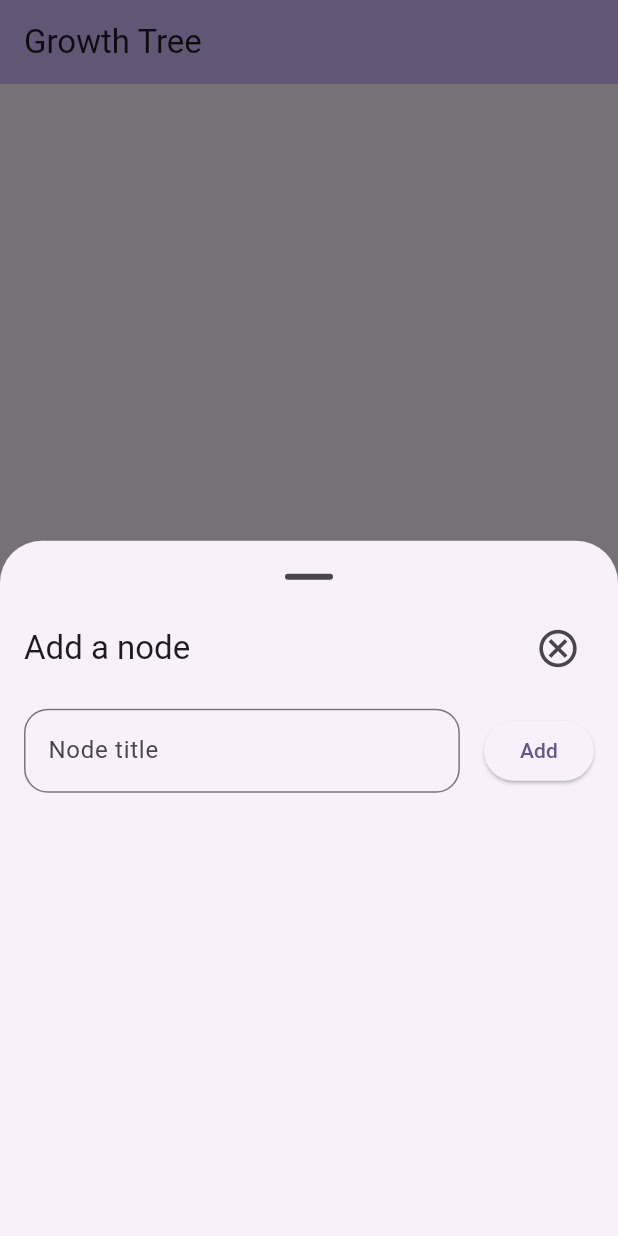
After one commit to dubeyanant/growth-tree, a Flutter app: the screen it shows after launch, after a tap on the "add" icon, on a phone screen of 412 x 824 dp. The commit adds this screen. Run offline on Flutter 3.47's test engine with Material 3 defaults, Android fonts, the phone set to English and light mode, and no system bars; our stand-ins replace flutter_dotenv, get, supabase_flutter; accounts and stored records are empty.

Commit message:
feat: add basic nodes

```diff
--- /dev/null
+++ b/lib/controller/node_controller.dart
@@ -0,0 +1,19 @@
+import 'package:get/get.dart';
+import 'package:supabase_flutter/supabase_flutter.dart';
+
+class NodeController extends GetxController {
+  final supabase = Supabase.instance.client;
+  RxList data = [].obs;
+
+  fetchData() async {
+    data.value = await supabase.from('tree').select();
+  }
+
+  insertData({required nodeTitle, required parentNode}) async {
+    await supabase
+        .from('tree')
+        .insert({'nodeTitle': nodeTitle, 'parentNode': parentNode});
+
+    fetchData();
+  }
+}
--- a/lib/main.dart
+++ b/lib/main.dart
@@ -1,7 +1,11 @@
 import 'package:flutter/material.dart';
 
+import 'package:get/get.dart';
 import 'package:supabase_flutter/supabase_flutter.dart';
 import 'package:flutter_dotenv/flutter_dotenv.dart';
+
+import 'package:growth_tree/controller/node_controller.dart';
+import 'package:growth_tree/screens/home.dart';
 
 Future<void> main() async {
   await dotenv.load(fileName: ".env");
@@ -10,6 +14,9 @@ Future<void> main() async {
     url: '${dotenv.env['SUPABASE_DB_URL']}',
     anonKey: '${dotenv.env['SUPABASE_PUBLIC_ANON_KEY']}',
   );
+
+  NodeController nc = Get.put(NodeController());
+  nc.fetchData();
 
   runApp(const MyApp());
 }
@@ -25,26 +32,7 @@ class MyApp extends StatelessWidget {
         colorScheme: ColorScheme.fromSeed(seedColor: Colors.deepPurple),
         useMaterial3: true,
       ),
-      home: const HomePage(title: 'Growth Tree'),
+      home: const HomeScreen(title: 'Growth Tree'),
     );
   }
 }
-
-class HomePage extends StatelessWidget {
-  const HomePage({super.key, required this.title});
-
-  final String title;
-
-  @override
-  Widget build(BuildContext context) {
-    return Scaffold(
-      appBar: AppBar(
-        backgroundColor: Theme.of(context).colorScheme.inversePrimary,
-        title: Text(title),
-      ),
-      body: const Center(
-        child: Text('data'),
-      ),
-    );
-  }
-}
--- /dev/null
+++ b/lib/screens/home.dart
@@ -0,0 +1,49 @@
+import 'package:flutter/material.dart';
+
+import 'package:get/get.dart';
+
+import 'package:growth_tree/controller/node_controller.dart';
+import 'package:growth_tree/widgets/bottom_node_sheet.dart';
+import 'package:growth_tree/widgets/growth_nodes.dart';
+
+class HomeScreen extends StatelessWidget {
+  const HomeScreen({super.key, required this.title});
+
+  final String title;
+
+  @override
+  Widget build(BuildContext context) {
+    NodeController nc = Get.put(NodeController());
+
+    return Scaffold(
+      appBar: AppBar(
+        backgroundColor: Theme.of(context).colorScheme.inversePrimary,
+        title: Text(title),
+      ),
+      body: Obx(
+        () => Center(
+          child: nc.data.isEmpty
+              ? const Column(
+                  mainAxisAlignment: MainAxisAlignment.center,
+                  children: [
+                    BottomNodeSheet(parentId: 0),
+                    SizedBox(height: 16),
+                    Text('Add a growth node')
+                  ],
+                )
+              : Column(
+                  children: [
+                    const SizedBox(height: 16),
+                    Column(
+                        children: nc.data
+                            .map((element) =>
+                                GrowthNodes(nodeTitle: element['nodeTitle']))
+                            .toList()),
+                    const BottomNodeSheet(parentId: 1)
+                  ],
+                ),
+        ),
+      ),
+    );
+  }
+}
--- /dev/null
+++ b/lib/widgets/bottom_node_sheet.dart
@@ -0,0 +1,108 @@
+import 'package:flutter/material.dart';
+
+import 'package:get/get.dart';
+
+import 'package:growth_tree/controller/node_controller.dart';
+
+class BottomNodeSheet extends StatefulWidget {
+  const BottomNodeSheet({super.key, required this.parentId});
+
+  final int parentId;
+
+  @override
+  State<BottomNodeSheet> createState() => _BottomNodeSheetState();
+}
+
+class _BottomNodeSheetState extends State<BottomNodeSheet> {
+  NodeController nc = Get.put(NodeController());
+  final _formKey = GlobalKey<FormState>();
+  final textController = TextEditingController();
+
+  @override
+  void dispose() {
+    textController.dispose();
+    super.dispose();
+  }
+
+  @override
+  Widget build(BuildContext context) {
+    return IconButton.filledTonal(
+      iconSize: 32,
+      onPressed: () {
+        showModalBottomSheet<void>(
+          context: context,
+          showDragHandle: true,
+          builder: (BuildContext context) {
+            return Padding(
+              padding: const EdgeInsets.symmetric(horizontal: 16),
+              child: Column(
+                children: [
+                  Row(
+                    mainAxisAlignment: MainAxisAlignment.spaceBetween,
+                    children: [
+                      Text(
+                        'Add a node',
+                        style: Theme.of(context).textTheme.titleLarge,
+                      ),
+                      IconButton(
+                        iconSize: 30,
+                        onPressed: () => Navigator.pop(context),
+                        icon: const Icon(Icons.cancel_outlined),
+                      ),
+                    ],
+                  ),
+                  const SizedBox(height: 16),
+                  Form(
+                    key: _formKey,
+                    child: Row(
+                      children: [
+                        Expanded(
+                          child: TextFormField(
+                            controller: textController,
+                            decoration: const InputDecoration(
+                              border: OutlineInputBorder(
+                                borderRadius: BorderRadius.all(
+                                  Radius.circular(16),
+                                ),
+                              ),
+                              labelText: 'Node title',
+                              hintText: 'Enter a node title',
+                            ),
+                            validator: (value) {
+                              if (value == null || value.isEmpty) {
+                                return 'Enter a title';
+                              }
+                              return null;
+                            },
+                          ),
+                        ),
+                        const SizedBox(width: 16),
+                        ElevatedButton(
+                          onPressed: () {
+                            if (_formKey.currentState!.validate()) {
+                              nc.insertData(
+                                  nodeTitle: textController.text,
+                                  parentNode: widget.parentId);
+                              ScaffoldMessenger.of(context).showSnackBar(
+                                const SnackBar(
+                                  content: Text('Adding Node'),
+                                ),
+                              );
+                              Navigator.pop(context);
+                            }
+                          },
+                          child: const Text('Add'),
+                        ),
+                      ],
+                    ),
+                  )
+                ],
+              ),
+            );
+          },
+        );
+      },
+      icon: const Icon(Icons.add),
+    );
+  }
+}
--- a/pubspec.yaml
+++ b/pubspec.yaml
@@ -36,6 +36,7 @@ dependencies:
   cupertino_icons: ^1.0.6
   supabase_flutter: ^2.3.4
   flutter_dotenv: ^5.1.0
+  get: ^4.6.6
 
 dev_dependencies:
   flutter_test:
```
Also changed, not shown: lib/widgets/growth_nodes.dart (added, +37 -0 lines), pubspec.lock.
